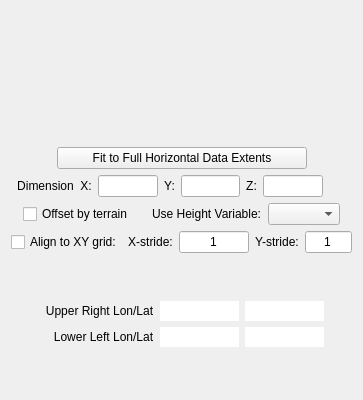
Old version of the form apps/vaporgui/guis/ui/barbLayout.ui in the repository yyr/vapor.
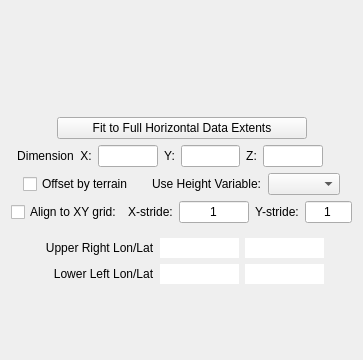
New version of the form. Custom widgets are drawn as their Qt base class.

Commit message: More gui tweaking, fixed problem with adding color control points.

What changed in the file:
```diff
--- a/apps/vaporgui/guis/ui/barbLayout.ui
+++ b/apps/vaporgui/guis/ui/barbLayout.ui
@@ -7,13 +7,13 @@
     <x>0</x>
     <y>0</y>
     <width>363</width>
-    <height>400</height>
+    <height>360</height>
    </rect>
   </property>
   <property name="minimumSize">
    <size>
     <width>0</width>
-    <height>400</height>
+    <height>300</height>
    </size>
   </property>
   <property name="windowTitle">
@@ -33,7 +33,7 @@
        <property name="maximumSize">
         <size>
          <width>500</width>
-         <height>16777215</height>
+         <height>150</height>
         </size>
        </property>
        <property name="toolTip">
@@ -558,6 +558,19 @@
        </layout>
       </widget>
      </item>
+     <item>
+      <spacer name="verticalSpacer">
+       <property name="orientation">
+        <enum>Qt::Vertical</enum>
+       </property>
+       <property name="sizeHint" stdset="0">
+        <size>
+         <width>20</width>
+         <height>40</height>
+        </size>
+       </property>
+      </spacer>
+     </item>
     </layout>
    </item>
   </layout>
```
The commit also changes 3 other files.
